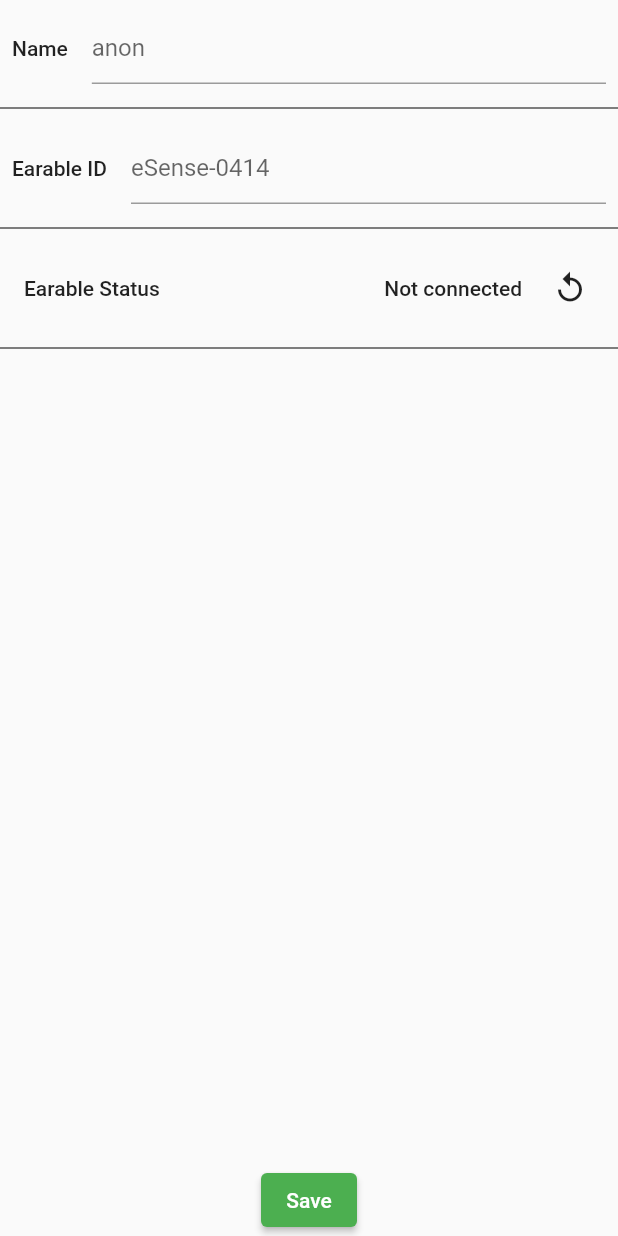
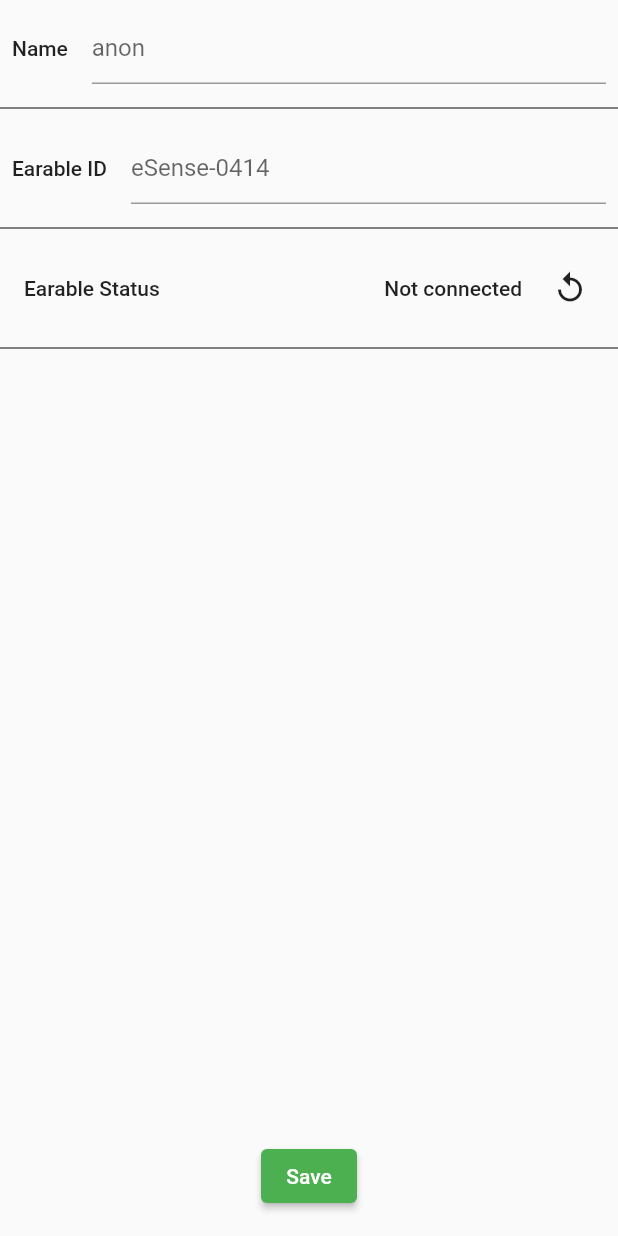
Before and after one commit to gsailer/pngme, a Flutter app: the SettingsPage screen opened directly, on a phone screen of 412 x 824 dp. Run offline on Flutter 3.47's test engine with Material 2 defaults, Android fonts, the phone set to English and light mode, and no system bars; our stand-ins replace audioplayers; missing offline and left inert: esense_flutter, stats.

Commit message:
Fix padding on save button in settings

```diff
--- a/app/lib/screens/settings.dart
+++ b/app/lib/screens/settings.dart
@@ -105,7 +105,9 @@ class SettingsState extends State<SettingsPage> {
                 ))
               : Container(width: 0, height: 0),
           Spacer(),
-          Align(
+          Padding(
+            padding: const EdgeInsets.all(16.0),
+            child: Align(
               alignment: Alignment.bottomCenter,
               child: ElevatedButton(
                   child: Text("Save"),
@@ -120,6 +122,7 @@ class SettingsState extends State<SettingsPage> {
                     }
                   }),
             ),
+          ),
         ],
       ),
     );
```
Lines whose indentation alone changed are shown as unchanged.
